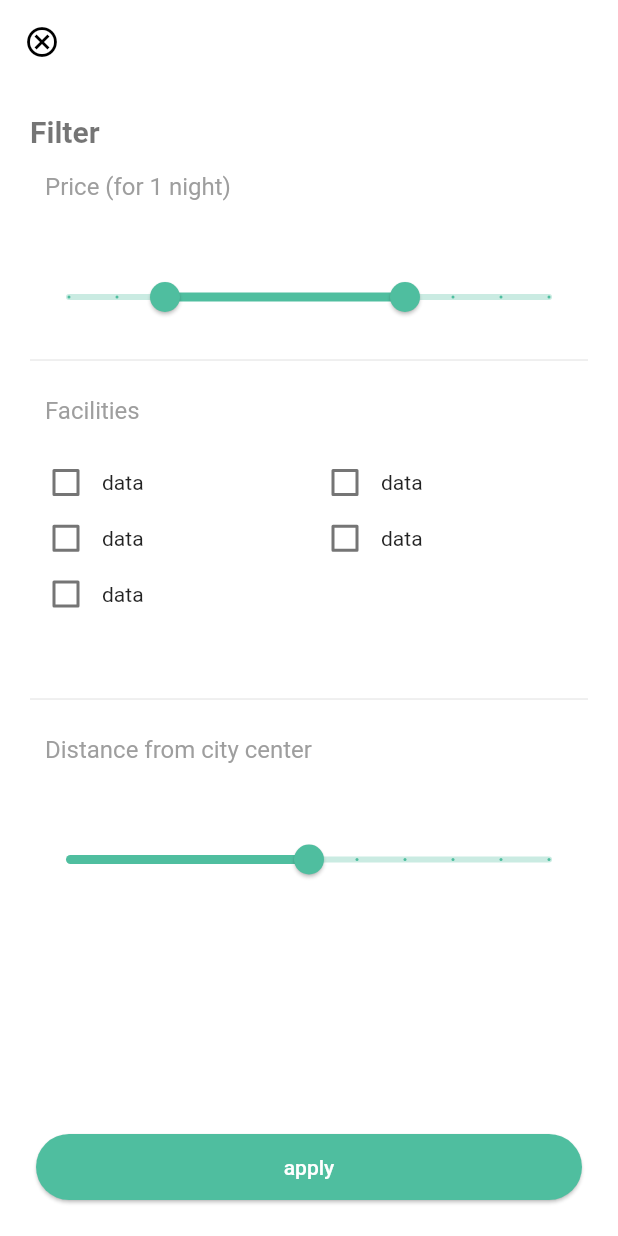
After one commit to EbtisamAshraf/booking_app_internship_algoriza, a Flutter app: the FilterScreen screen opened by its route, after a tap on "apply", on a phone screen of 412 x 824 dp. The commit adds this screen. Run offline on Flutter 3.47's test engine with Material 2 defaults, Android fonts, the phone set to English and light mode, and no system bars; our stand-ins replace bloc, cached_network_image, carousel_slider, dartz, dio, easy_localization and 10 more; accounts and stored records are empty; network calls fail.

Commit message:
filter screen & api

```diff
--- a/lib/config/routes/app_routes.dart
+++ b/lib/config/routes/app_routes.dart
@@ -2,6 +2,7 @@ import 'package:booking_app_internship_algoriza/core/utils/app_strings.dart';
 import 'package:booking_app_internship_algoriza/features/authentication/presentation/screens/login_screen.dart';
 import 'package:booking_app_internship_algoriza/features/authentication/presentation/screens/register_screen.dart';
 import 'package:booking_app_internship_algoriza/features/hotels/presentation/screens/explore_screen.dart';
+import 'package:booking_app_internship_algoriza/features/hotels/presentation/screens/filtter_screen.dart';
 import 'package:booking_app_internship_algoriza/features/hotels/presentation/screens/home_screen.dart';
 import 'package:booking_app_internship_algoriza/features/hotels/presentation/screens/main_screen.dart';
 import 'package:booking_app_internship_algoriza/features/profile/data/models/profile_info_model.dart';
@@ -27,6 +28,7 @@ class Routes {
   static const String onBoardingRoute = "/OnBoarding";
   static const String splashScreen = "/SplashScreen";
   static const String languageScreen = "/languageScreen";
+  static const String filterScreen = "/filterScreen";
 }
 
 class RouteGenerator {
@@ -61,7 +63,9 @@ class RouteGenerator {
         return MaterialPageRoute(builder: (_) => SettingScreen());
       case Routes.onBoardingRoute:
         return MaterialPageRoute(builder: (_) => OnBoardingScreen());
-      case Routes.splashScreen:         return MaterialPageRoute(builder: (_) => SplashScreen());
+      case Routes.splashScreen:
+        return MaterialPageRoute(builder: (_) => SplashScreen());
+      case Routes.filterScreen: return MaterialPageRoute(builder: (_) => FilterScreen());
       case Routes.languageScreen:
         return MaterialPageRoute(builder: (_) => LanguageScreen());
       default:
--- a/lib/config/themes/app_theme.dart
+++ b/lib/config/themes/app_theme.dart
@@ -14,6 +14,7 @@ ThemeData appTheme() {
       backgroundColor: Colors.white,
 
     ),
+      sliderTheme: const SliderThemeData(valueIndicatorTextStyle: TextStyle(fontSize: 16,color: Colors.black),valueIndicatorColor: Colors.transparent),
       appBarTheme: const AppBarTheme(
 
         iconTheme: IconThemeData(color: Colors.black),
@@ -44,7 +45,7 @@ ThemeData appDarkTheme() {
       backgroundColor: Colors.black,
 
     ),
-
+    sliderTheme: const SliderThemeData(valueIndicatorTextStyle: TextStyle(fontSize: 16,color: Colors.white),valueIndicatorColor: Colors.transparent),
     primaryColor: AppColors.primaryColor,
     scaffoldBackgroundColor: Colors.black38,
     appBarTheme: const AppBarTheme(
--- a/lib/core/api/end_points.dart
+++ b/lib/core/api/end_points.dart
@@ -8,5 +8,6 @@ class EndPoints {
   static const String updateInfo = 'auth/update-info';
   static const String passChange = 'auth/pass-change';
   static const String hotels = '/hotels';
+  static const String search = '/search-hotels';
 
 }
--- a/lib/features/authentication/presentation/screens/login_screen.dart
+++ b/lib/features/authentication/presentation/screens/login_screen.dart
@@ -43,9 +43,9 @@ class _LoginScreenState extends State<LoginScreen> {
             } else if (state is LoginLoadedState) {
               Constants.showToast(
                   clr: Colors.green,
-                  msg: state.loginModel.status.title!.ar == null
+                  msg: state.loginModel.status.title!.en == null
                       ? state.loginModel.status.title.toString()
-                      : state.loginModel.status.title!.ar.toString());
+                      : state.loginModel.status.title!.en.toString());
               Navigator.pushNamedAndRemoveUntil(
                   context, Routes.init, (route) => false);
             }
--- a/lib/features/authentication/presentation/screens/register_screen.dart
+++ b/lib/features/authentication/presentation/screens/register_screen.dart
@@ -51,9 +51,9 @@ class _RegisterScreenState extends State<RegisterScreen> {
           } else if (state is RegisterLoadedState) {
             Constants.showToast(
                 clr: Colors.green,
-                msg: state.registerModel.status.title!.ar == null
+                msg: state.registerModel.status.title!.en == null
                     ? state.registerModel.status.title.toString()
-                    : state.registerModel.status.title!.ar.toString());
+                    : state.registerModel.status.title!.en.toString());
             Navigator.pushNamedAndRemoveUntil(
                 context, Routes.init, (route) => false);
           }
--- a/lib/features/hotels/data/data_sources/explore_remote_data_sources.dart
+++ b/lib/features/hotels/data/data_sources/explore_remote_data_sources.dart
@@ -2,12 +2,14 @@ import 'package:booking_app_internship_algoriza/core/api/api_consumer.dart';
 import 'package:booking_app_internship_algoriza/core/api/end_points.dart';
 import 'package:booking_app_internship_algoriza/core/error/exceptions.dart';
 import 'package:booking_app_internship_algoriza/features/hotels/data/model/hotels_model.dart';
+import 'package:booking_app_internship_algoriza/features/hotels/domain/use_cases/search.dart';
 import 'package:flutter/material.dart';
 
 import '../../domain/use_cases/explore_use_cases.dart';
 
 abstract class ExploreRemoteDataSource {
   Future<HotelsModel> getHotels({required ExploreHotel exploreHotel});
+  Future<HotelsModel> search({required SearchParam searchParam});
 }
 
 class ExploreRemoteDataSourceImpl implements ExploreRemoteDataSource {
@@ -33,4 +35,30 @@ class ExploreRemoteDataSourceImpl implements ExploreRemoteDataSource {
     debugPrint(hotelResponse.toString());
     return hotelResponse;
   }
+
+  @override
+  Future<HotelsModel> search({required SearchParam searchParam}) async {
+    final response = await apiConsumer.get(
+      EndPoints.search,
+      queryParameters: {
+        'name':searchParam.name,
+        'address':searchParam.address,
+        'max_price':searchParam.maxPrice,
+        'min_price':searchParam.minPrice,
+        'facilities':searchParam.facilities,
+        'latitude':searchParam.latitude,
+        'longitude':searchParam.longitude,
+        'distance':searchParam.distance,
+        'count':searchParam.count,
+        'page':searchParam.page
+      },
+    ).onError((error, stackTrace) {
+      debugPrint('error = $error');
+      throw ServerException;
+    });
+    debugPrint('response = $response');
+    final HotelsModel hotelResponse = HotelsModel.fromJson(response);
+    debugPrint(hotelResponse.toString());
+    return hotelResponse;
+  }
 }
--- a/lib/features/hotels/data/repository/repo_impl.dart
+++ b/lib/features/hotels/data/repository/repo_impl.dart
@@ -3,10 +3,9 @@ import 'package:booking_app_internship_algoriza/core/error/failures.dart';
 import 'package:booking_app_internship_algoriza/core/network/network_info.dart';
 import 'package:booking_app_internship_algoriza/features/hotels/data/model/hotels_model.dart';
 import 'package:booking_app_internship_algoriza/features/hotels/domain/use_cases/explore_use_cases.dart';
+import 'package:booking_app_internship_algoriza/features/hotels/domain/use_cases/search.dart';
 import 'package:dartz/dartz.dart';
-
 import 'package:flutter/material.dart';
-
 import '../../domain/repositories/hotels_repo.dart';
 import '../data_sources/explore_remote_data_sources.dart';
 
@@ -35,4 +34,22 @@ class ExploreRepositoryImpl implements ExploreRepository {
       return Left(OfflineFailure());
     }
   }
+
+  @override
+  Future<Either<Failure, HotelsModel>> search({required SearchParam searchParam})async {
+    if (await networkInfo.isConnected) {
+      try {
+        final hotels =
+            await exploreRemoteDataSource.search(searchParam: searchParam);
+        return Right(hotels);
+      } on ServerException {
+        return Left(ServerFailure());
+      } catch (e) {
+        debugPrint(e.toString());
+        return Left(ServerFailure());
+      }
+    } else {
+      return Left(OfflineFailure());
+    }
+  }
 }
--- a/lib/features/hotels/domain/repositories/hotels_repo.dart
+++ b/lib/features/hotels/domain/repositories/hotels_repo.dart
@@ -1,4 +1,5 @@
 import 'package:booking_app_internship_algoriza/core/error/failures.dart';
+import 'package:booking_app_internship_algoriza/features/hotels/domain/use_cases/search.dart';
 
 import 'package:dartz/dartz.dart';
 
@@ -6,6 +7,6 @@ import '../../data/model/hotels_model.dart';
 import '../use_cases/explore_use_cases.dart';
 
 abstract class ExploreRepository {
-  Future<Either<Failure, HotelsModel>> getHotels(
-      {required ExploreHotel exploreHotel});
+  Future<Either<Failure, HotelsModel>> getHotels({required ExploreHotel exploreHotel});
+  Future<Either<Failure, HotelsModel>> search({ required SearchParam searchParam});
 }
--- /dev/null
+++ b/lib/features/hotels/domain/use_cases/search.dart
@@ -0,0 +1,39 @@
+import 'package:booking_app_internship_algoriza/core/error/failures.dart';
+import 'package:booking_app_internship_algoriza/features/hotels/data/model/hotels_model.dart';
+import 'package:dartz/dartz.dart';
+import '../repositories/hotels_repo.dart';
+
+
+class SearchUseCase {
+  final ExploreRepository repository;
+  SearchUseCase(this.repository);
+  Future<Either<Failure,HotelsModel>> call({ required SearchParam searchParam}) async {
+    return await repository.search(searchParam:searchParam );
+  }
+}
+
+
+class SearchParam{
+  String? name;
+  String? address;
+  num? maxPrice;
+  num? minPrice;
+  List? facilities;
+  double? latitude;
+  double? longitude;
+  num? distance;
+  num? count;
+  num? page;
+
+  SearchParam(
+      {this.name,
+      this.address,
+      this.maxPrice,
+      this.minPrice,
+      this.facilities,
+      this.latitude,
+      this.longitude,
+      this.distance,
+      this.count,
+      this.page});
+}
--- a/lib/features/hotels/presentation/cubit/hotel_cubit.dart
+++ b/lib/features/hotels/presentation/cubit/hotel_cubit.dart
@@ -2,16 +2,18 @@ import 'package:booking_app_internship_algoriza/core/error/failures.dart';
 import 'package:booking_app_internship_algoriza/core/utils/app_strings.dart';
 import 'package:booking_app_internship_algoriza/features/hotels/data/model/hotels_model.dart';
 import 'package:booking_app_internship_algoriza/features/hotels/domain/use_cases/explore_use_cases.dart';
+import 'package:booking_app_internship_algoriza/features/hotels/domain/use_cases/search.dart';
 import 'package:booking_app_internship_algoriza/features/hotels/presentation/cubit/hotel_states.dart';
 import 'package:dartz/dartz.dart';
 import 'package:flutter_bloc/flutter_bloc.dart';
 
 class HotelsCubit extends Cubit<HotelStates> {
-  HotelsCubit({
+  HotelsCubit({required this.searchUseCase,
     required this.exploreUseCase,
   }) : super(InitialState());
 
   final ExploreUseCase exploreUseCase;
+  final SearchUseCase searchUseCase;
 
   static HotelsCubit get(context) => BlocProvider.of(context);
 
@@ -29,6 +31,18 @@ class HotelsCubit extends Cubit<HotelStates> {
     ));
   }
 
+  search({required SearchParam searchParam}) async {
+    emit(SearchHotelsLoadingState());
+    Either<Failure, HotelsModel> response =
+    await searchUseCase(searchParam:searchParam );
+    emit(response.fold(
+          (failure) => SearchHotelsErrorState(
+        AppStrings.serverFailureMsg,
+      ),
+          (data) => SearchHotelsLoadedState(hotelsModel: data),
+    ));
+  }
+
   String msg(Failure failure) {
     switch (failure.runtimeType) {
       case ServerFailure:
--- a/lib/features/hotels/presentation/cubit/hotel_states.dart
+++ b/lib/features/hotels/presentation/cubit/hotel_states.dart
@@ -16,3 +16,16 @@ class GetHotelsErrorState extends HotelStates {
   final String error;
   GetHotelsErrorState(this.error);
 }
+
+class SearchHotelsLoadingState extends HotelStates {}
+
+class SearchHotelsLoadedState extends HotelStates {
+  final HotelsModel hotelsModel;
+
+  SearchHotelsLoadedState({required this.hotelsModel});
+}
+
+class SearchHotelsErrorState extends HotelStates {
+  final String error;
+  SearchHotelsErrorState(this.error);
+}
--- /dev/null
+++ b/lib/features/hotels/presentation/screens/filtter_screen.dart
@@ -0,0 +1,135 @@
+import 'package:booking_app_internship_algoriza/core/utils/app_colors.dart';
+import 'package:booking_app_internship_algoriza/core/utils/media_query_values.dart';
+import 'package:booking_app_internship_algoriza/core/widgets/custom_button.dart';
+import 'package:booking_app_internship_algoriza/features/hotels/domain/use_cases/search.dart';
+import 'package:booking_app_internship_algoriza/features/hotels/presentation/cubit/hotel_cubit.dart';
+import 'package:booking_app_internship_algoriza/features/hotels/presentation/cubit/hotel_states.dart';
+import 'package:flutter/material.dart';
+import 'package:booking_app_internship_algoriza/injection_container.dart' as di;
+import 'package:flutter_bloc/flutter_bloc.dart';
+
+class FilterScreen extends StatelessWidget {
+  const FilterScreen({Key? key}) : super(key: key);
+
+  @override
+  Widget build(BuildContext context) {
+    double currentSliderValue = 5;
+    RangeValues currentRangeValues = const RangeValues(200, 700);
+    return BlocProvider(
+      create: (context) => di.sl<HotelsCubit>(),
+      child: Scaffold(
+        appBar: AppBar(
+          leading: IconButton(
+              onPressed: () {
+                Navigator.pop(context);
+              },
+              icon: const Icon(Icons.cancel_outlined)),
+        ),
+        body: Padding(
+          padding: const EdgeInsets.all(20.0),
+          child: Column(
+            crossAxisAlignment: CrossAxisAlignment.start,
+            children: [
+              Text('Filter', style: Theme.of(context).textTheme.displayMedium),
+              Padding(
+                padding: const EdgeInsetsDirectional.fromSTEB(10, 16, 0, 40),
+                child: Text('Price (for 1 night)',
+                    style: Theme.of(context).textTheme.displaySmall),
+              ),
+              StatefulBuilder(
+                builder: (BuildContext context,
+                    void Function(void Function()) setState) {
+                  return RangeSlider(
+                    activeColor: AppColors.primaryColor,
+                    inactiveColor: AppColors.primaryColor.withOpacity(0.3),
+                    values: currentRangeValues,
+                    max: 1000,
+                    divisions: 10,
+                    labels: RangeLabels(
+                      '\$${currentRangeValues.start.round()}',
+                      '\$${currentRangeValues.end.round()}',
+                    ),
+                    onChanged: (RangeValues values) {
+                      setState(() {
+                        currentRangeValues = values;
+                      });
+                    },
+                  );
+                  ;
+                },
+              ),
+              const SizedBox(
+                height: 10,
+              ),
+              const Divider(),
+              Padding(
+                padding: const EdgeInsetsDirectional.fromSTEB(10, 16, 0, 20),
+                child: Text('Facilities',
+                    style: Theme.of(context).textTheme.displaySmall),
+              ),
+              Expanded(
+                child: GridView.count(
+                  physics: BouncingScrollPhysics(),
+                  crossAxisCount: 2,
+                  padding: EdgeInsets.zero,
+                  childAspectRatio: 2 / 0.4,
+                  children: List.generate(
+                      5,
+                      (index) => SizedBox(
+                            child: Row(
+                              children: [
+                                Checkbox(value: false, onChanged: (value) {}),
+                                const Text('data')
+                              ],
+                            ),
+                          )),
+                ),
+              ),
+              const Divider(),
+              Padding(
+                padding: const EdgeInsetsDirectional.fromSTEB(10, 16, 0, 40),
+                child: Text('Distance from city center',
+                    style: Theme.of(context).textTheme.displaySmall),
+              ),
+              StatefulBuilder(
+                builder: (BuildContext context,
+                    void Function(void Function()) setState) {
+                  return Slider(
+                      activeColor: AppColors.primaryColor,
+                      inactiveColor: AppColors.primaryColor.withOpacity(0.3),
+                      thumbColor: AppColors.primaryColor,
+                      value: currentSliderValue,
+                      max: 10,
+                      divisions: 10,
+                      label: 'Less than ${currentSliderValue.round()} Km',
+                      onChanged: (double value) {
+                        setState(() {
+                          currentSliderValue = value;
+                        });
+                      });
+                },
+              ),
+              const Spacer(),
+              BlocBuilder<HotelsCubit, HotelStates>(
+                builder: (context, state) {
+                  return customElevatedButton(
+                      onPressed: () {
+                        HotelsCubit.get(context).search(
+                            searchParam: SearchParam(
+                                // distance: currentSliderValue,
+                                // minPrice:currentRangeValues.start.round() ,
+                                // maxPrice: currentRangeValues.end.round(),
+                                count: 10,
+                                page: 1));
+                      },
+                      text: 'apply',
+                      context: context);
+                },
+              ),
+            ],
+          ),
+        ),
+      ),
+    );
+  }
+}
--- a/lib/features/hotels/presentation/screens/main_screen.dart
+++ b/lib/features/hotels/presentation/screens/main_screen.dart
@@ -1,10 +1,10 @@
 import 'package:booking_app_internship_algoriza/core/utils/app_colors.dart';
+import 'package:booking_app_internship_algoriza/features/hotels/presentation/screens/filtter_screen.dart';
 import 'package:booking_app_internship_algoriza/features/hotels/presentation/screens/home_screen.dart';
 import 'package:booking_app_internship_algoriza/features/profile/presentation/screens/profile_screen.dart';
 import 'package:booking_app_internship_algoriza/features/hotels/presentation/screens/explore_screen.dart';
 import 'package:easy_localization/easy_localization.dart';
 import 'package:flutter/material.dart';
-
 import '../../../booking/presentation/screens/booking_screen.dart';
 
 
@@ -21,7 +21,7 @@ class _MainScreenState extends State<MainScreen> {
   int currentIndexScreen = 0;
 
   List<Widget> screens = [
-   const HomeScreen(),
+    const HomeScreen(),
     const BookingScreen(),
     const ProfileScreen(),
   ];
--- a/lib/features/splash/presentation/screens/splash_screen.dart
+++ b/lib/features/splash/presentation/screens/splash_screen.dart
@@ -28,7 +28,7 @@ class _SplashScreenState extends State<SplashScreen> {
 
   nextScreen() async {
       // bool? isSkip =  false;
-    bool? isSkip =  di.sl<SharedPreferences>().getBool('isSkip');
+     bool? isSkip =  di.sl<SharedPreferences>().getBool('isSkip');
     AppStrings.token =  di.sl<SharedPreferences>().getString('token') ?? "";
 
     if (isSkip == true) {
--- a/lib/injection_container.dart
+++ b/lib/injection_container.dart
@@ -10,6 +10,7 @@ import 'package:booking_app_internship_algoriza/features/authentication/domain/u
 import 'package:booking_app_internship_algoriza/features/authentication/domain/use_cases/register_user.dart';
 import 'package:booking_app_internship_algoriza/features/authentication/presentation/cubit/login_cubit.dart';
 import 'package:booking_app_internship_algoriza/features/authentication/presentation/cubit/register_cubit.dart';
+import 'package:booking_app_internship_algoriza/features/hotels/domain/use_cases/search.dart';
 import 'package:booking_app_internship_algoriza/features/hotels/presentation/cubit/hotel_cubit.dart';
 import 'package:booking_app_internship_algoriza/features/profile/data/data_sources/profile_remote_data_source.dart';
 import 'package:booking_app_internship_algoriza/features/profile/data/repositories/profile_repository_impl.dart';
@@ -32,9 +33,10 @@ final sl = GetIt.instance;
 Future<void> init() async {
   ///feature hotel
   //bloc
-  sl.registerFactory(() => HotelsCubit( exploreUseCase: sl()));
+  sl.registerFactory(() => HotelsCubit( exploreUseCase: sl(),searchUseCase: sl()));
   //use case
   sl.registerLazySingleton(() => ExploreUseCase(sl()));
+  sl.registerLazySingleton(() => SearchUseCase(sl()));
   //Repository
   sl.registerLazySingleton<ExploreRepository>(() => ExploreRepositoryImpl(
       networkInfo: sl(),
```
